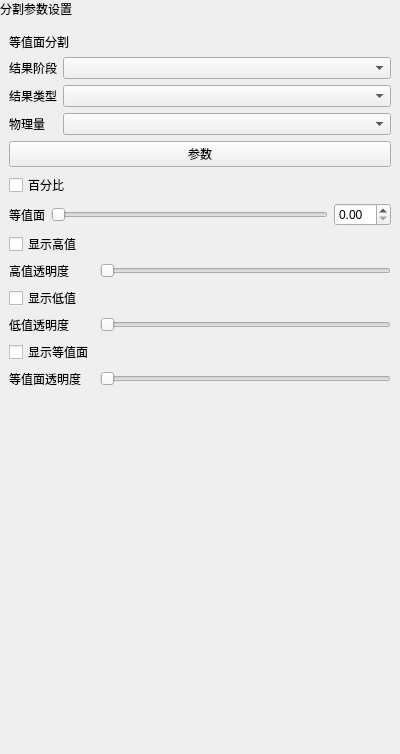
First picture: the form in plugins/Base_PostProcessing/IsosurfaceSegmentationWidget.ui, repository asd977/base_cae, before the edit.
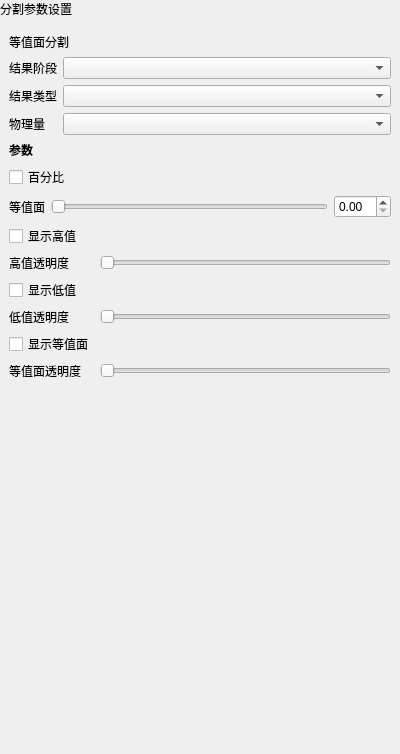
Second picture: the form after the edit.

The edit to the form file:
```diff
--- a/plugins/Base_PostProcessing/IsosurfaceSegmentationWidget.ui
+++ b/plugins/Base_PostProcessing/IsosurfaceSegmentationWidget.ui
@@ -141,7 +141,16 @@
       </widget>
      </item>
      <item>
-      <widget class="QPushButton" name="pushButton_2">
+      <widget class="QLabel" name="pushButton_2">
+       <property name="font">
+        <font>
+         <weight>75</weight>
+         <bold>true</bold>
+        </font>
+       </property>
+       <property name="margin">
+        <number>2</number>
+       </property>
        <property name="text">
         <string>参数</string>
        </property>
```
Left out of the diff: 2 changed lines with no effect on the pictures.
